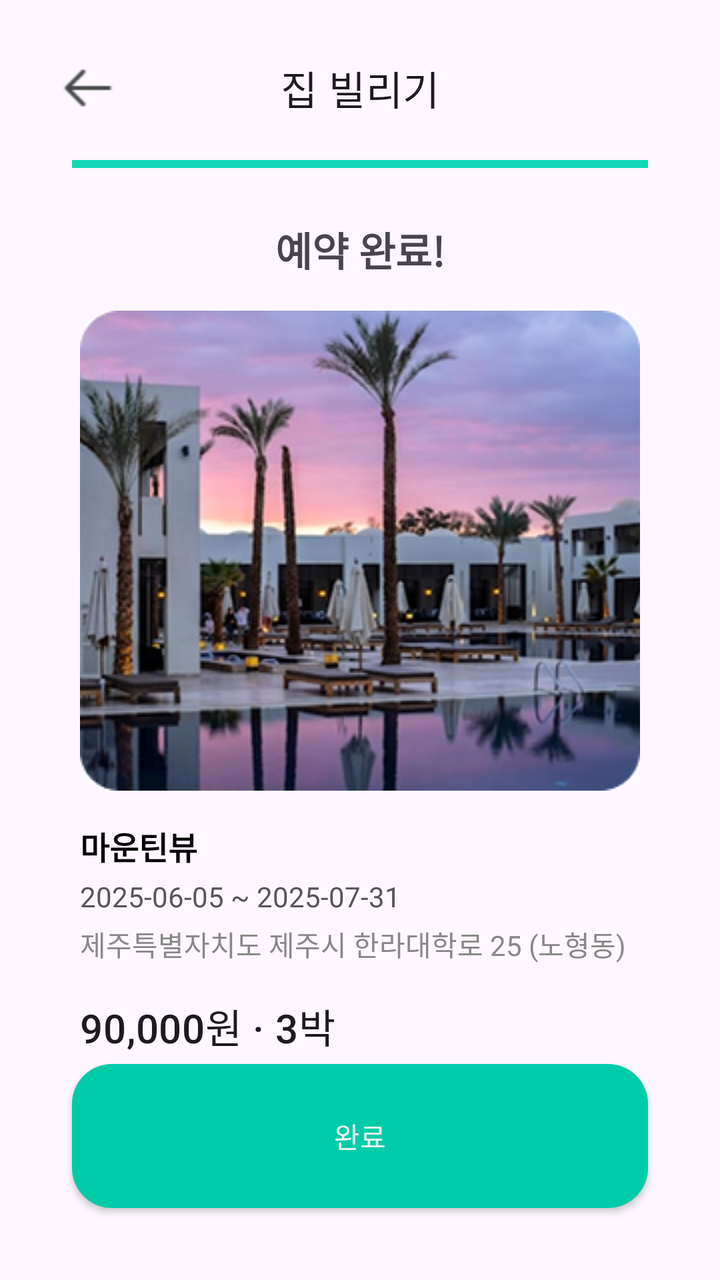
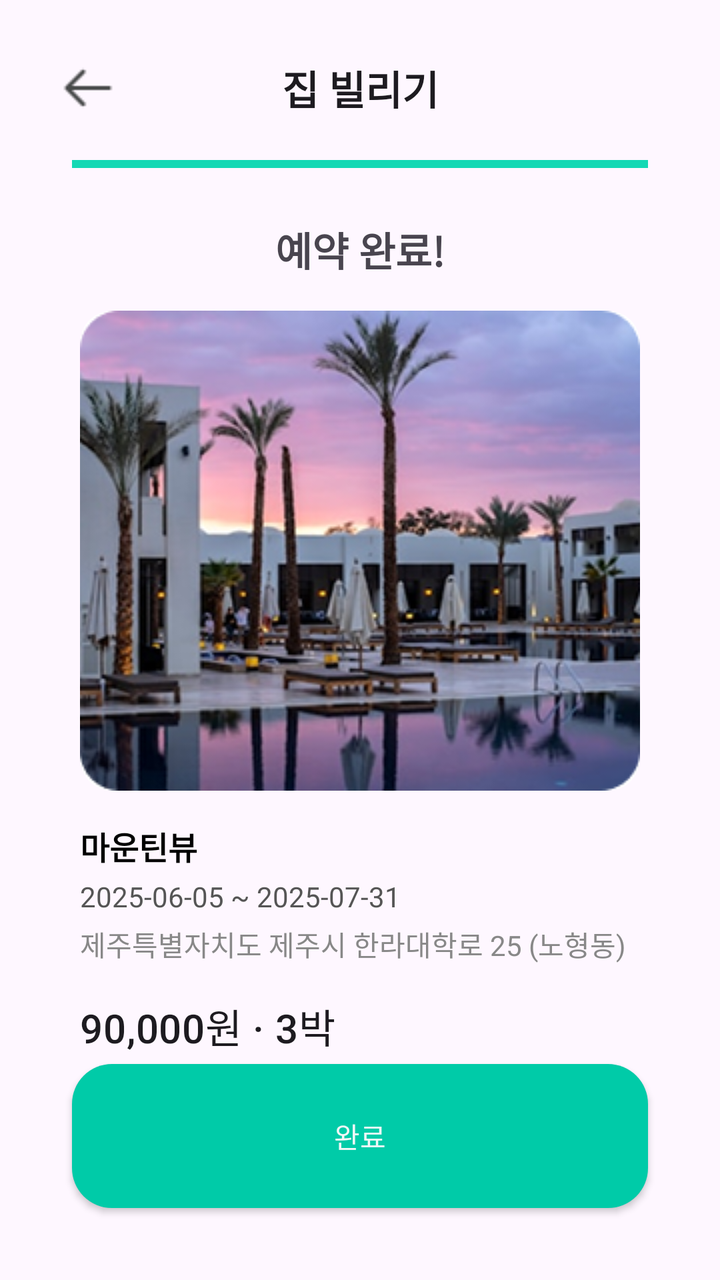

Screens rendered from an Android XML layout before and after an edit, with the pre-edit source and the edit as a unified diff.
<!-- AndroidManifest.xml: application theme Theme.JJB20 -->
<!-- res/layout/activity_payment_complete.xml -->
<?xml version="1.0" encoding="utf-8"?>
<androidx.constraintlayout.widget.ConstraintLayout xmlns:android="http://schemas.android.com/apk/res/android"
    xmlns:app="http://schemas.android.com/apk/res-auto"
    android:layout_width="match_parent"
    android:layout_height="match_parent"
    android:padding="16dp"
    >

    
    <com.google.android.material.appbar.MaterialToolbar
        android:id="@+id/toolbar"
        style="@style/Widget.MaterialComponents.Toolbar"
        android:layout_width="0dp"
        android:layout_height="wrap_content"
        app:navigationIcon="@drawable/ic_back"
        app:title="집 빌리기"
        app:titleCentered="true"
        app:layout_constraintTop_toTopOf="parent"
        app:layout_constraintStart_toStartOf="parent"
        app:layout_constraintEnd_toEndOf="parent" />

    
    <LinearLayout
        android:id="@+id/progressRow"
        android:layout_width="0dp"
        android:layout_height="6dp"
        android:layout_marginTop="8dp"
        android:orientation="horizontal"
        android:paddingStart="20dp"
        android:paddingEnd="20dp"
        app:layout_constraintTop_toBottomOf="@id/toolbar"
        app:layout_constraintStart_toStartOf="parent"
        app:layout_constraintEnd_toEndOf="parent">

        <View
            android:layout_width="0dp"
            android:layout_height="4dp"
            android:layout_weight="1"
            android:background="#14D8B4" />

        <View
            android:layout_width="0dp"
            android:layout_height="4dp"
            android:layout_weight="1"
            android:background="#14D8B4" />

        <View
            android:layout_width="0dp"
            android:layout_height="4dp"
            android:layout_weight="1"
            android:background="#14D8B4" />
    </LinearLayout>

    
    <TextView
        android:id="@+id/titleComplete"
        android:layout_width="0dp"
        android:layout_height="wrap_content"
        android:layout_marginTop="24dp"
        android:text="예약 완료!"
        android:textSize="20dp"
        android:fontFamily="@font/pretendardvariable"
        android:textStyle="bold"
        android:paddingStart="24dp"
        android:paddingEnd="24dp"
        android:gravity="center"
        app:layout_constraintTop_toBottomOf="@id/progressRow"
        app:layout_constraintStart_toStartOf="parent"
        app:layout_constraintEnd_toEndOf="parent" />

    <ImageView
        app:layout_constraintTop_toBottomOf="@id/titleComplete"
        app:layout_constraintLeft_toLeftOf="parent"
        app:layout_constraintRight_toRightOf="parent"
        android:id="@+id/imageHotel"
        android:layout_width="match_parent"
        android:layout_height="240dp"
        android:layout_marginTop="16dp"
        android:layout_marginEnd="24dp"
        android:layout_marginStart="24dp"
        android:scaleType="centerCrop"
        android:background="@drawable/rounded_image_bg"
        android:src="@drawable/sample1"
        android:clipToOutline="true"
        android:outlineProvider="background"
        />

    
    <TextView
        android:id="@+id/textHotelName"
        android:layout_width="0dp"
        android:layout_height="wrap_content"
        android:layout_marginTop="16dp"
        android:text="마운틴뷰"
        android:textStyle="bold"
        android:textSize="16sp"
        android:textColor="#000000"
        android:paddingStart="24dp"
        android:paddingEnd="24dp"
        app:layout_constraintTop_toBottomOf="@id/imageHotel"
        app:layout_constraintStart_toStartOf="parent"
        app:layout_constraintEnd_toEndOf="parent" />

    <TextView
        android:id="@+id/textDateRange"
        android:layout_width="0dp"
        android:layout_height="wrap_content"
        android:layout_marginTop="4dp"
        android:text="2025-06-05 ~ 2025-07-31"
        android:textSize="14sp"
        android:textColor="#555555"
        android:paddingStart="24dp"
        android:paddingEnd="24dp"
        app:layout_constraintTop_toBottomOf="@id/textHotelName"
        app:layout_constraintStart_toStartOf="parent"
        app:layout_constraintEnd_toEndOf="parent" />

    <TextView
        android:id="@+id/textAddress"
        android:layout_width="0dp"
        android:layout_height="wrap_content"
        android:layout_marginTop="4dp"
        android:text="제주특별자치도 제주시 한라대학로 25 (노형동)"
        android:textColor="#888888"
        android:textSize="14sp"
        android:paddingStart="24dp"
        android:paddingEnd="24dp"
        app:layout_constraintTop_toBottomOf="@id/textDateRange"
        app:layout_constraintStart_toStartOf="parent"
        app:layout_constraintEnd_toEndOf="parent" />

    <TextView
        android:id="@+id/textPrice"
        android:layout_width="0dp"
        android:layout_height="wrap_content"
        android:layout_marginTop="16dp"
        android:text="90,000원 · 3박"
        android:textAppearance="@style/TextAppearance.MaterialComponents.Headline6"
        android:paddingStart="24dp"
        android:paddingEnd="24dp"
        app:layout_constraintTop_toBottomOf="@id/textAddress"
        app:layout_constraintStart_toStartOf="parent"
        app:layout_constraintEnd_toEndOf="parent" />

    
    <androidx.appcompat.widget.AppCompatButton
        android:id="@+id/btnDone"
        android:layout_width="0dp"
        android:layout_height="72dp"
        android:layout_margin="20dp"
        android:text="완료"
        app:cornerRadius="16dp"
        android:background="@drawable/btn_mainbtn"
        android:textColor="@color/basic1"
        app:layout_constraintBottom_toBottomOf="parent"
        app:layout_constraintStart_toStartOf="parent"
        app:layout_constraintEnd_toEndOf="parent" />

</androidx.constraintlayout.widget.ConstraintLayout>
<!-- resources referenced by this layout -->
<resources>
  <color name="basic1">#F3F7F7</color>
  <!-- drawable btn_mainbtn (drawable) -->
  <?xml version="1.0" encoding="utf-8"?>
  <shape xmlns:android="http://schemas.android.com/apk/res/android"
      android:shape="rectangle">
  
      
      <solid android:color="@color/mainColor1" />
  
  
  
      
      <corners android:radius="20dp" />
  
  </shape>
  <!-- drawable ic_back: png bitmap (drawable, 341 bytes) -->
  <!-- drawable rounded_image_bg (drawable) -->
  <?xml version="1.0" encoding="utf-8"?>
  <shape xmlns:android="http://schemas.android.com/apk/res/android"
      android:shape="rectangle">
      <solid android:color="#FFFFFF" />
      <corners android:radius="16dp" />
  </shape>
  <!-- drawable sample1: png bitmap (drawable, 125843 bytes) -->
  <style name="Theme.JJB20" parent="Base.Theme.JJB20" />
  <color name="mainColor1">#00CBA8</color>
  <style name="Base.Theme.JJB20" parent="Theme.Material3.DayNight.NoActionBar">
          
          
      </style>
</resources>

<!-- the commit's change to res/layout/activity_payment_complete.xml (unified diff, before → after) -->
@@ -15,6 +15,7 @@
         app:navigationIcon="@drawable/ic_back"
         app:title="집 빌리기"
         app:titleCentered="true"
+        app:titleTextAppearance="@style/ToolbarTitleTextStyle"
         app:layout_constraintTop_toTopOf="parent"
         app:layout_constraintStart_toStartOf="parent"
         app:layout_constraintEnd_toEndOf="parent" />
<!-- resource entries referenced after the edit -->
@@ -24,8 +24,15 @@
       <corners android:radius="16dp" />
   </shape>
   <!-- drawable sample1: png bitmap (drawable, 125843 bytes) -->
+  <style name="ToolbarTitleTextStyle" parent="TextAppearance.Widget.AppCompat.Toolbar.Title">
+          <item name="android:textSize">20sp</item>
+          <item name="android:fontFamily">@font/pretendardvariable</item>
+          <item name="android:textStyle">bold</item>
+          <item name="android:textColor">@color/basic5</item>
+      </style>
   <style name="Theme.JJB20" parent="Base.Theme.JJB20" />
   <color name="mainColor1">#00CBA8</color>
+  <color name="basic5">#2F3030</color>
   <style name="Base.Theme.JJB20" parent="Theme.Material3.DayNight.NoActionBar">
           
           
